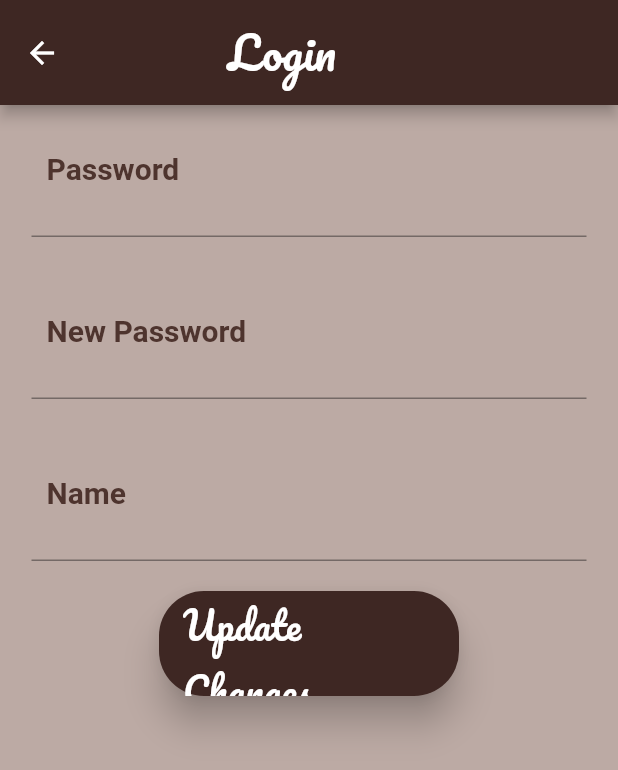
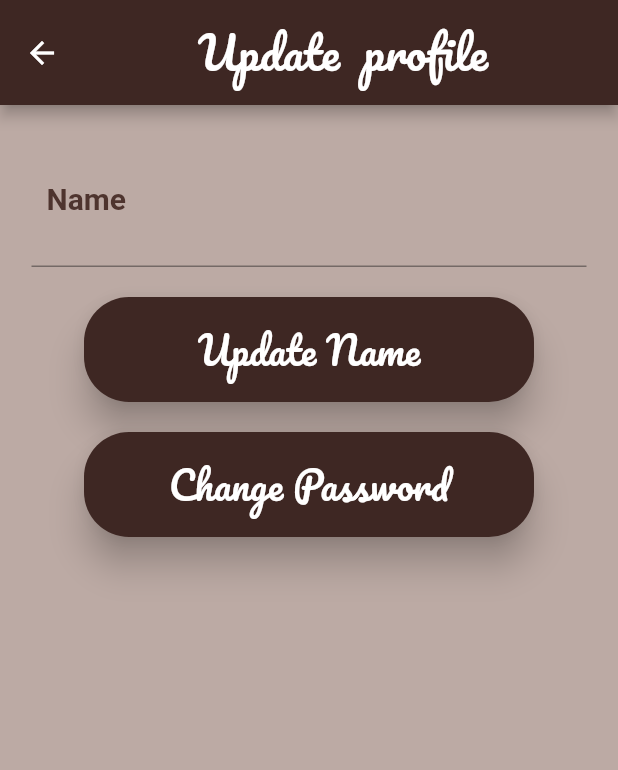
Before and after one commit to AnMaJ/Live_Location_Tracking, a Flutter app: the settings screen opened directly with empty values, on a phone screen of 412 x 824 dp. Shown: the top 770 px of the screen. Run offline on Flutter 3.47's test engine with Material 2 defaults, Android fonts, the phone set to English and light mode, and no system bars; our stand-ins replace cloud_firestore, firebase_auth, firebase_core, geolocator, google_fonts, google_maps_flutter and 2 more; missing offline and left inert: geoflutterfire; accounts and stored records are empty; network calls fail.

Commit message:
Coding Club Project

```diff
--- a/lib/screens/Home.dart
+++ b/lib/screens/Home.dart
@@ -196,7 +196,7 @@ Row(children: <Widget>[
                       addLocation();
                       FirebaseFirestore.instance.collection('users');
                       DocumentSnapshot ds= await users.doc(widget.email).get();
-                      Navigator.push(context, MaterialPageRoute(builder: (context) => settings(email:widget.email,password: ds.get('password'),name: widget.name)));
+                      Navigator.push(context, MaterialPageRoute(builder: (context) => settings(email:widget.email as String,password: ds.get('password'),name: widget.name)));
                     }
                     ,),
                 ),
--- a/lib/screens/settings.dart
+++ b/lib/screens/settings.dart
@@ -3,13 +3,14 @@ import 'package:firebase_auth/firebase_auth.dart';
 import 'package:flutter/material.dart';
 import 'package:google_fonts/google_fonts.dart';
 
+import 'Home.dart';
 import 'login_screen.dart';
 
 
 
 class settings extends StatefulWidget {
    settings({Key? key,required this.email,required this.password,required this.name}) : super(key: key);
- String? email='';
+ String email='';
    String? name='';
    String? password='';
   @override
@@ -19,7 +20,7 @@ class settings extends StatefulWidget {
 class _settingsState extends State<settings> {
 String currentPassword='';
 String newPassword='';
-String? email='';
+String email='';
 String? name='';
 
 CollectionReference users = FirebaseFirestore.instance.collection('users');
@@ -28,12 +29,15 @@ Future<void> updateName() {
   // Call the user's CollectionReference to add a new user
   return users
       .doc(widget.email)
-      .update({'name': widget.name})
+      .update({'name': name})
       .then((value) => print("Username Updated"))
       .catchError((error) => print("Failed to update user: $error"));
 }
 
-
+@override
+Future<void> resetPassword(String email) async {
+  await FirebaseAuth.instance.sendPasswordResetEmail(email: email);
+}
 
 
   @override
@@ -42,8 +46,8 @@ Future<void> updateName() {
        Scaffold(
         appBar: AppBar(
           title: Center(child: Row(
-            children: [SizedBox(width: 80,),
-              Text('Login',style: GoogleFonts.pacifico(fontSize: 30.0)),
+            children: [SizedBox(width: 60,),
+              Text('Update  profile',style: GoogleFonts.pacifico(fontSize: 30.0)),
 
             ],
           )),
@@ -56,49 +60,7 @@ Future<void> updateName() {
               child: Column(
                 children: [
 
-                  Container(
-                    width:370,
-                    child: TextFormField(
-                      onChanged: (val){
-                        currentPassword = val;
-                      },
-                      initialValue: "${widget.password}",
-                      cursorColor: Colors.brown,
-                      decoration: InputDecoration(
-                        labelText: "Password",
-                        labelStyle: TextStyle(color: Colors.brown[800],fontWeight: FontWeight.bold,fontSize: 20.0),
-                        contentPadding: EdgeInsets.fromLTRB(10, 50, 10, 0),
 
-                        fillColor: Colors.brown,
-                        focusedBorder:OutlineInputBorder(
-                          borderSide: const BorderSide(color: Colors.brown, width: 2.0),
-                          borderRadius: BorderRadius.circular(25.0),
-                        ),
-                      ),
-                    ),
-                  ),
-                  SizedBox(height: 20.0),
-                  Container(
-                    width:370,
-                    child: TextFormField(
-                      onChanged: (val){
-                        newPassword = val;
-                      },
-                      initialValue: "${widget.password}",
-                      cursorColor: Colors.brown,
-                      decoration: InputDecoration(
-                        labelText: "New Password",
-                        labelStyle: TextStyle(color: Colors.brown[800],fontWeight: FontWeight.bold,fontSize: 20.0),
-                        contentPadding: EdgeInsets.fromLTRB(10, 50, 10, 0),
-
-                        fillColor: Colors.brown,
-                        focusedBorder:OutlineInputBorder(
-                          borderSide: const BorderSide(color: Colors.brown, width: 2.0),
-                          borderRadius: BorderRadius.circular(25.0),
-                        ),
-                      ),
-                    ),
-                  ),
                   SizedBox(height: 20.0),
                   Container(
                     width:370,
@@ -124,11 +86,40 @@ Future<void> updateName() {
                   SizedBox(height: 20.0),
                   Container(
                     height: 70.0,
-                    width: 200,
+                    width: 300,
                     child: ElevatedButton(
                       onPressed: () async{
+                        resetPassword(widget.email as String);
+                        updateName();
+                        Navigator.push(context, MaterialPageRoute(builder: (context) => Home(name:name,email: widget.email )));
 
-                        updateName();
+                      },
+                      style: ElevatedButton.styleFrom(shape:  RoundedRectangleBorder(
+                        borderRadius: BorderRadius.circular(30.0),
+                      ),
+                        primary: Colors.brown[900],
+                        elevation: 10.0,
+                      ),
+                      child: Text(
+                        'Update Name',
+                        style: GoogleFonts.pacifico(fontSize: 25.0),
+
+                      ),
+
+                    ),
+                  ),
+                  SizedBox(height: 20.0),
+                  Container(
+                    height: 70.0,
+                    width: 300,
+                    child: ElevatedButton(
+                      onPressed: () async{
+                        resetPassword(widget.email);
+                        ScaffoldMessenger.of(context)
+                            .showSnackBar(SnackBar(content: Text('Password reset link is sent to your registered email id'),
+                          behavior: SnackBarBehavior.floating,
+                          margin: EdgeInsets.fromLTRB(35.0, 0, 35.0, 10.0),
+                          backgroundColor: Colors.brown,));
                         Navigator.push(context, MaterialPageRoute(builder: (context) => LoginScreen( )));
 
                       },
@@ -139,7 +130,7 @@ Future<void> updateName() {
                         elevation: 10.0,
                       ),
                       child: Text(
-                        'Update Changes',
+                        'Change Password',
                         style: GoogleFonts.pacifico(fontSize: 25.0),
 
                       ),
```
Also changed, not shown: lib/screens/login_screen.dart (+29 -2 lines), lib/screens/signup_screen.dart (+10 -0 lines).
